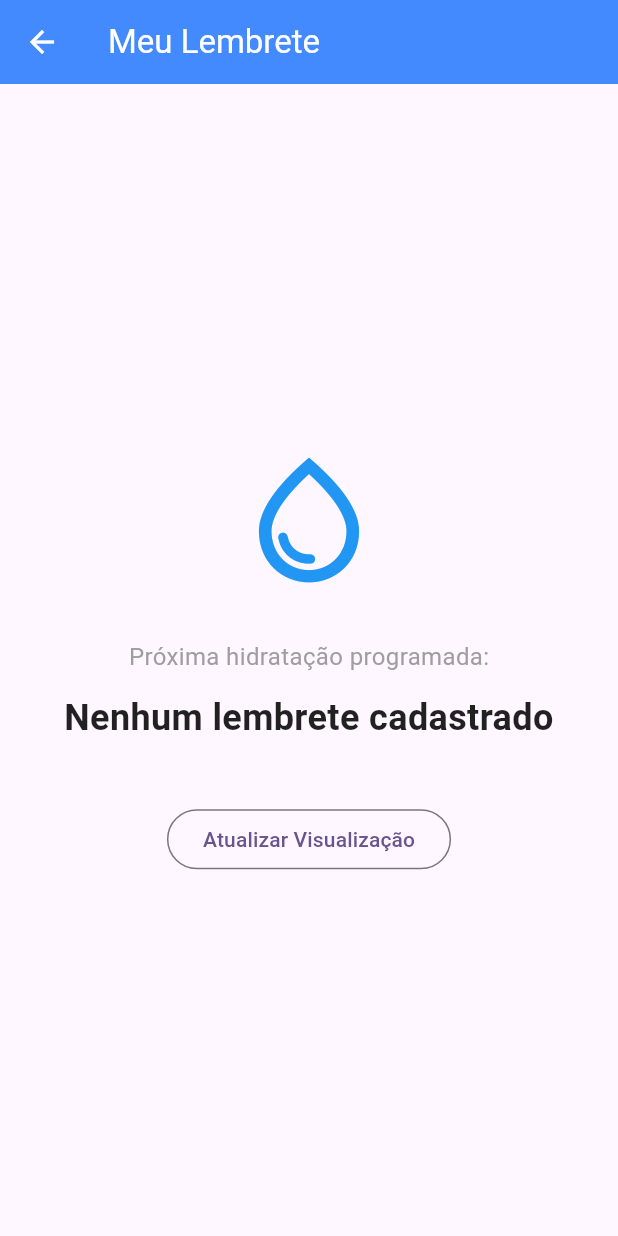
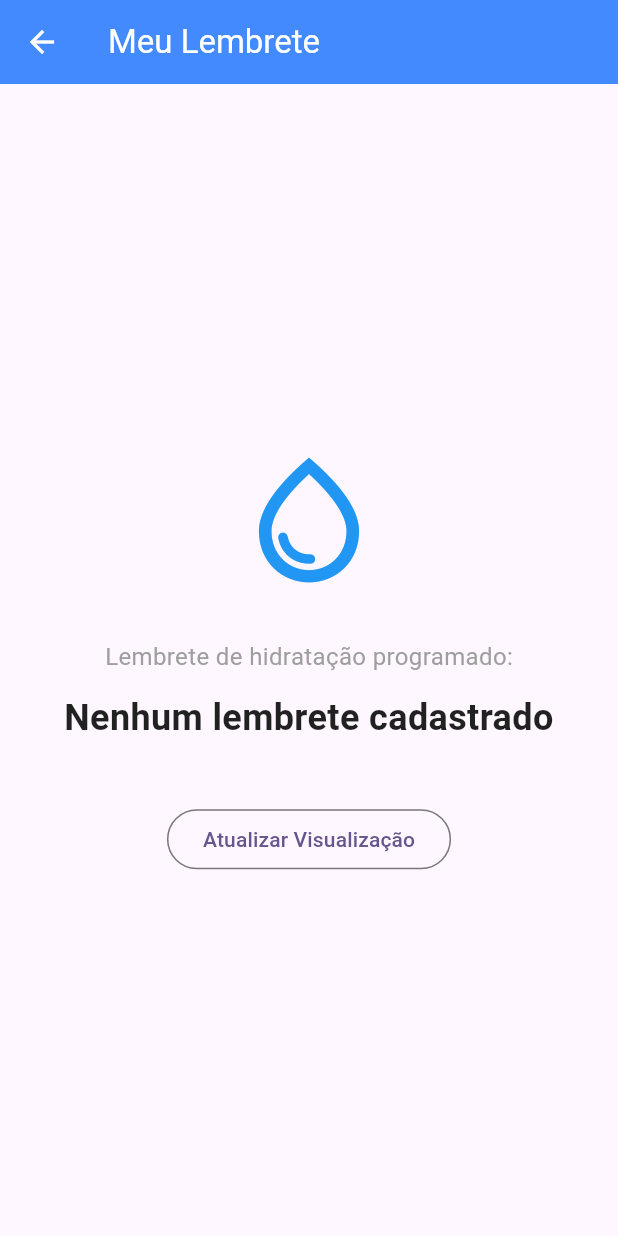
Before and after one commit to milenafs/cinco-tigres-felizes, a Flutter app: the VisualizacaoAguaScreen screen opened directly, on a phone screen of 412 x 824 dp. Run offline on Flutter 3.47's test engine with Material 3 defaults, Android fonts, the phone set to English and light mode, and no system bars; our stand-ins replace shared_preferences; accounts and stored records are empty.

Commit message:
refactor: Altera mensagem na tela de visualização de lembrete

```diff
--- a/lib/screens/visualizacao_agua_screen.dart
+++ b/lib/screens/visualizacao_agua_screen.dart
@@ -74,7 +74,7 @@ class _VisualizacaoAguaScreenState extends State<VisualizacaoAguaScreen> {
             ),
             const SizedBox(height: 30),
             const Text(
-              'Próxima hidratação programada:',
+              'Lembrete de hidratação programado:',
               style: TextStyle(fontSize: 16, color: Colors.grey),
             ),
             const SizedBox(height: 12),
```
